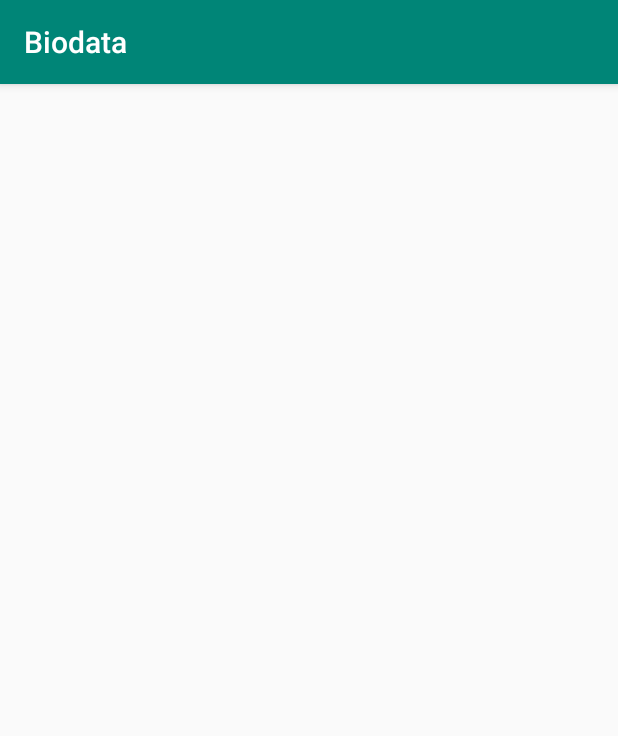
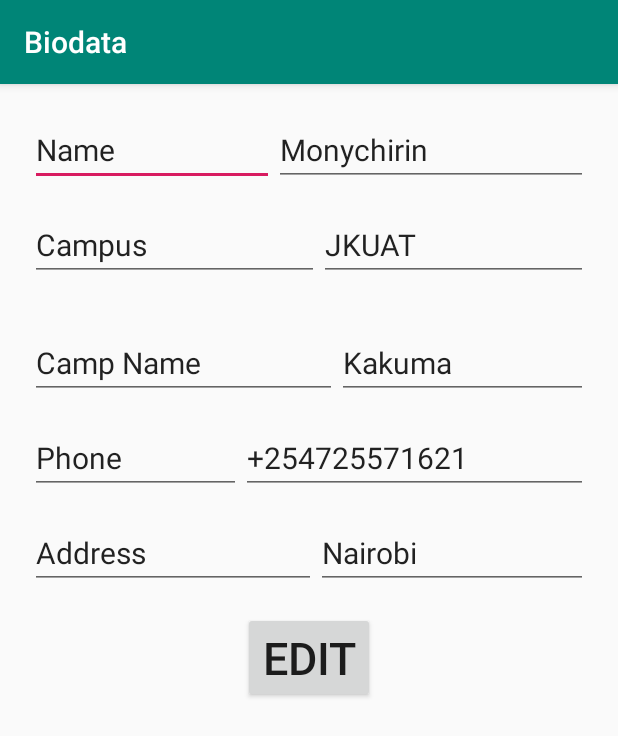
Before and after one commit to John-Monychirin/Biodata, an Android app: the screen it shows after launch (MainActivity), on a phone screen of 412 x 824 dp. Shown: the top 736 px of the screen. Run offline under Robolectric (Android 15) with nearby library versions, the phone set to English and light mode, and no system bars.

Commit message:
all layouts

```diff
--- a/app/src/main/res/layout/activity_main.xml
+++ b/app/src/main/res/layout/activity_main.xml
@@ -1,7 +1,149 @@
 <?xml version="1.0" encoding="utf-8"?>
-<android.support.constraint.ConstraintLayout xmlns:android="http://schemas.android.com/apk/res/android"
+<android.support.v7.widget.LinearLayoutCompat xmlns:android="http://schemas.android.com/apk/res/android"
     xmlns:app="http://schemas.android.com/apk/res-auto"
+    android:orientation="vertical"
     xmlns:tools="http://schemas.android.com/tools"
     android:layout_width="match_parent"
     android:layout_height="match_parent"
-    tools:context=".MainActivity"/>
+    android:layout_margin="20dp"
+    android:layout_marginEnd="20dp"
+    android:layout_marginStart="20dp"
+    tools:context=".MainActivity">
+
+    <android.support.v7.widget.LinearLayoutCompat
+        android:layout_width="match_parent"
+        android:layout_height="wrap_content"
+        android:orientation="horizontal">
+
+        <android.support.v7.widget.AppCompatAutoCompleteTextView
+            android:layout_height="wrap_content"
+            android:layout_width="wrap_content"
+            android:text="Name"
+            android:textSize="20dp"
+            android:gravity="start"
+            android:layout_marginBottom="15dp"
+            android:layout_weight="1"/>
+
+        <android.support.v7.widget.AppCompatAutoCompleteTextView
+            android:layout_height="wrap_content"
+            android:layout_width="wrap_content"
+            android:text="Monychirin"
+            android:textSize="20dp"
+            android:gravity="start"
+            android:layout_marginBottom="15dp"
+            android:layout_weight="1"/>
+    </android.support.v7.widget.LinearLayoutCompat>
+
+    <android.support.v7.widget.LinearLayoutCompat
+        android:layout_width="match_parent"
+        android:layout_height="wrap_content"
+        android:layout_marginBottom="15dp"
+        android:orientation="horizontal">
+
+        <android.support.v7.widget.AppCompatAutoCompleteTextView
+            android:layout_height="wrap_content"
+            android:layout_width="wrap_content"
+            android:text="Campus"
+            android:textSize="20dp"
+            android:gravity="start"
+            android:layout_marginBottom="15dp"
+            android:layout_weight="1"
+            />
+
+        <android.support.v7.widget.AppCompatAutoCompleteTextView
+            android:layout_height="wrap_content"
+            android:layout_width="wrap_content"
+            android:text="JKUAT"
+            android:textSize="20dp"
+            android:gravity="start"
+            android:layout_marginBottom="15dp"
+            android:layout_weight="1"
+            />
+    </android.support.v7.widget.LinearLayoutCompat>
+
+
+    <android.support.v7.widget.LinearLayoutCompat
+        android:layout_width="match_parent"
+        android:layout_height="wrap_content"
+        android:orientation="horizontal">
+
+        <android.support.v7.widget.AppCompatAutoCompleteTextView
+            android:layout_height="wrap_content"
+            android:layout_width="wrap_content"
+            android:text="Camp Name"
+            android:textSize="20dp"
+            android:gravity="start"
+            android:layout_marginBottom="15dp"
+            android:layout_weight="1"/>
+
+        <android.support.v7.widget.AppCompatAutoCompleteTextView
+            android:layout_height="wrap_content"
+            android:layout_width="wrap_content"
+            android:text="Kakuma"
+            android:textSize="20dp"
+            android:gravity="start"
+            android:layout_marginBottom="15dp"
+            android:layout_weight="1"/>
+    </android.support.v7.widget.LinearLayoutCompat>
+
+    <android.support.v7.widget.LinearLayoutCompat
+        android:layout_width="match_parent"
+        android:layout_height="wrap_content"
+        android:orientation="horizontal">
+
+        <android.support.v7.widget.AppCompatAutoCompleteTextView
+            android:layout_height="wrap_content"
+            android:layout_width="wrap_content"
+            android:text="Phone"
+            android:textSize="20dp"
+            android:gravity="start"
+            android:layout_marginBottom="15dp"
+            android:layout_weight="1"/>
+
+        <android.support.v7.widget.AppCompatAutoCompleteTextView
+            android:layout_height="wrap_content"
+            android:layout_width="wrap_content"
+            android:text="+254725571621"
+            android:textSize="20dp"
+            android:gravity="start"
+            android:layout_marginBottom="15dp"
+            android:layout_weight="1"/>
+    </android.support.v7.widget.LinearLayoutCompat>
+
+
+    <android.support.v7.widget.LinearLayoutCompat
+        android:layout_width="match_parent"
+        android:layout_height="wrap_content"
+        android:orientation="horizontal">
+
+        <android.support.v7.widget.AppCompatAutoCompleteTextView
+            android:layout_height="wrap_content"
+            android:layout_width="wrap_content"
+            android:text="Address"
+            android:textSize="20dp"
+            android:gravity="start"
+            android:layout_marginBottom="15dp"
+            android:layout_weight="1"/>
+
+        <android.support.v7.widget.AppCompatAutoCompleteTextView
+            android:layout_height="wrap_content"
+            android:layout_width="wrap_content"
+            android:text="Nairobi"
+            android:textSize="20dp"
+            android:gravity="start"
+            android:layout_marginBottom="15dp"
+            android:layout_weight="1"/>
+    </android.support.v7.widget.LinearLayoutCompat>
+
+    <Button
+        android:layout_width="wrap_content"
+        android:layout_height="wrap_content"
+        android:gravity="center"
+        android:layout_gravity="center"
+        android:text="Edit"
+        android:textSize="30dp"/>
+
+
+
+
+</android.support.v7.widget.LinearLayoutCompat>
```
